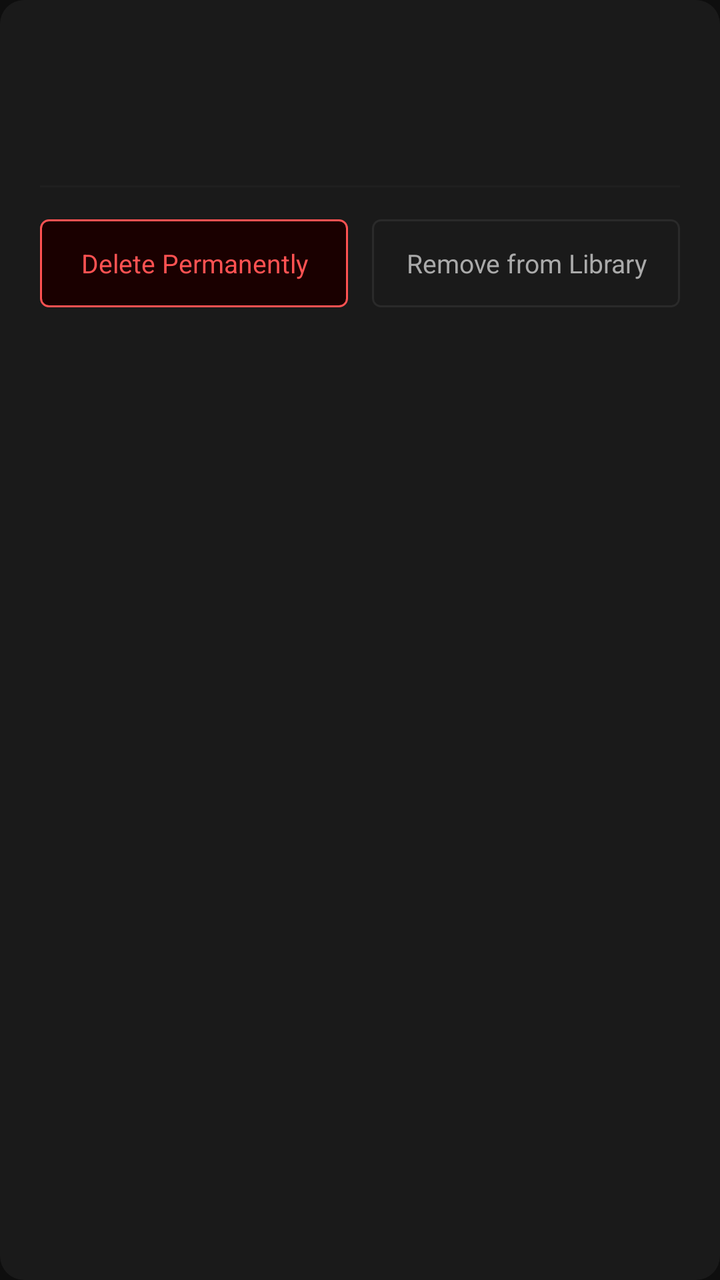
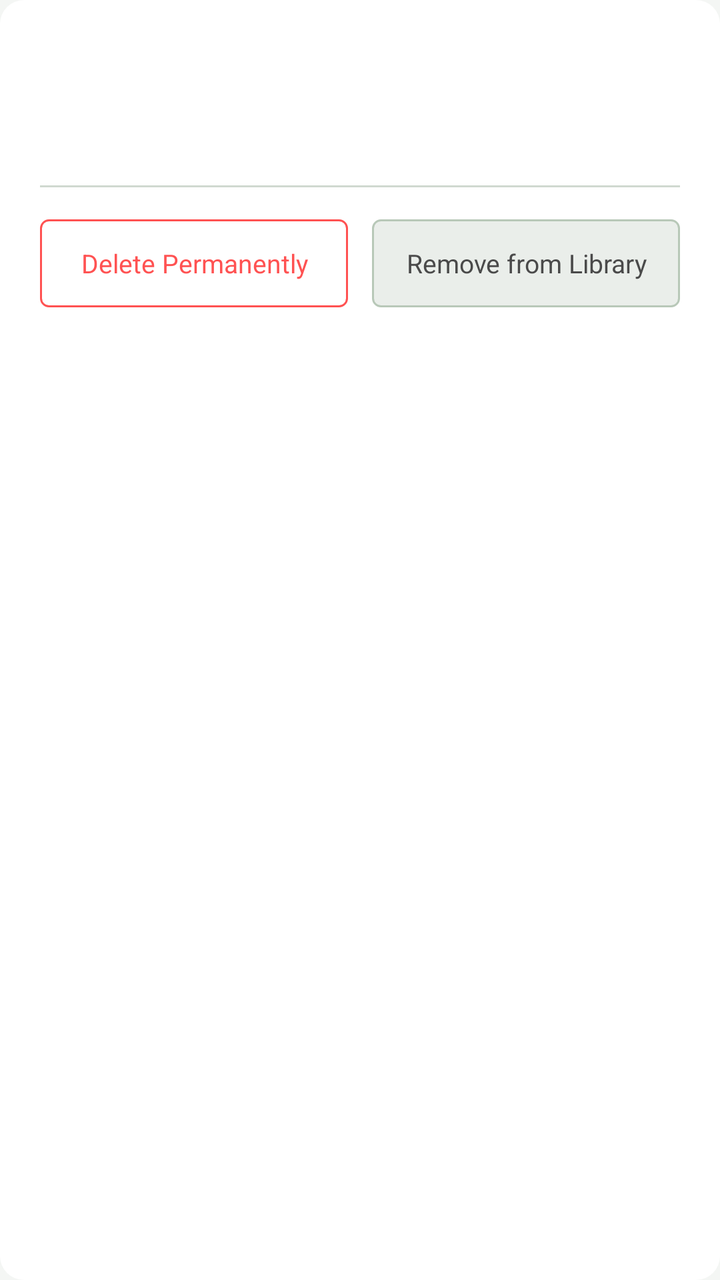

Two renders of the same Android screen: before a commit and after it. Below are the layout's source before the change and the commit's diff.
<!-- AndroidManifest.xml: application theme Theme.FontLens -->
<!-- res/layout/dialog_delete_font.xml -->
<?xml version="1.0" encoding="utf-8"?>
<LinearLayout
    xmlns:android="http://schemas.android.com/apk/res/android"
    android:layout_width="match_parent"
    android:layout_height="wrap_content"
    android:orientation="vertical"
    android:background="@drawable/bg_loading_dialog"
    android:paddingTop="24dp"
    android:paddingBottom="16dp"
    android:paddingStart="20dp"
    android:paddingEnd="20dp">

    
    <TextView
        android:id="@+id/tv_delete_font_name"
        android:layout_width="match_parent"
        android:layout_height="wrap_content"
        android:textColor="@color/accent"
        android:textSize="16sp"
        android:fontFamily="serif"
        android:maxLines="1"
        android:ellipsize="end"
        android:layout_marginBottom="6dp" />

    
    <TextView
        android:id="@+id/tv_delete_message"
        android:layout_width="match_parent"
        android:layout_height="wrap_content"
        android:textColor="@color/text_muted"
        android:textSize="13sp"
        android:layout_marginBottom="24dp" />

    
    <View
        android:layout_width="match_parent"
        android:layout_height="1dp"
        android:background="@color/divider"
        android:layout_marginBottom="16dp" />

    
    <LinearLayout
        android:layout_width="match_parent"
        android:layout_height="wrap_content"
        android:orientation="horizontal"
        android:gravity="center"
        android:weightSum="2">

        
        <TextView
            android:id="@+id/btn_delete_permanently"
            android:layout_width="0dp"
            android:layout_height="44dp"
            android:layout_weight="1"
            android:layout_marginEnd="6dp"
            android:gravity="center"
            android:text="Delete Permanently"
            android:textColor="#FF5252"
            android:textSize="13sp"
            android:background="@drawable/bg_delete_btn"
            android:clickable="true"
            android:focusable="true" />

        
        <TextView
            android:id="@+id/btn_remove_library"
            android:layout_width="0dp"
            android:layout_height="44dp"
            android:layout_weight="1"
            android:layout_marginStart="6dp"
            android:gravity="center"
            android:text="Remove from Library"
            android:textColor="@color/text_secondary"
            android:textSize="13sp"
            android:background="@drawable/bg_style_btn"
            android:clickable="true"
            android:focusable="true" />

    </LinearLayout>

</LinearLayout>
<!-- resources referenced by this layout -->
<resources>
  <color name="accent">#E8C547</color>
  <color name="divider">#1F1F1F</color>
  <color name="text_muted">#666666</color>
  <color name="text_secondary">#AAAAAA</color>
  <!-- drawable bg_delete_btn (drawable) -->
  <?xml version="1.0" encoding="utf-8"?>
  <shape xmlns:android="http://schemas.android.com/apk/res/android"
      android:shape="rectangle">
      <solid android:color="#1A0000" />
      <stroke android:width="1dp" android:color="#FF5252" />
      <corners android:radius="4dp" />
  </shape>
  <!-- drawable bg_loading_dialog (drawable) -->
  <?xml version="1.0" encoding="utf-8"?>
  <shape xmlns:android="http://schemas.android.com/apk/res/android"
      android:shape="rectangle">
      <solid android:color="#1A1A1A" />
      <corners android:radius="12dp" />
  </shape>
  <!-- drawable bg_style_btn (drawable) -->
  <?xml version="1.0" encoding="utf-8"?>
  <shape xmlns:android="http://schemas.android.com/apk/res/android" android:shape="rectangle">
      <solid android:color="#1A1A1A"/>
      <stroke android:width="1dp" android:color="#2A2A2A"/>
      <corners android:radius="4dp"/>
  </shape>
  <style name="Theme.FontLens" parent="Theme.MaterialComponents.DayNight.NoActionBar">
          <item name="colorPrimary">@color/accent</item>
          <item name="colorPrimaryVariant">@color/accent_dim</item>
          <item name="colorOnPrimary">@color/bg_primary</item>
          <item name="colorSecondary">@color/accent</item>
          <item name="colorSurface">@color/bg_surface</item>
          <item name="colorOnSurface">@color/text_primary</item>
          <item name="android:colorBackground">@color/bg_primary</item>
          <item name="android:windowBackground">@color/bg_primary</item>
          <item name="android:statusBarColor">@color/bg_sidebar</item>
          <item name="android:navigationBarColor">@color/bg_sidebar</item>
          <item name="android:textColorPrimary">@color/text_primary</item>
          <item name="android:textColorSecondary">@color/text_secondary</item>
          <item name="materialCardViewStyle">@style/CardStyle</item>
      </style>
  <color name="accent_dim">#1A1800</color>
  <color name="bg_primary">#0E0E0E</color>
  <color name="bg_surface">#141414</color>
  <color name="text_primary">#E0E0E0</color>
  <color name="bg_sidebar">#0A0A0A</color>
  <style name="CardStyle" parent="Widget.MaterialComponents.CardView">
          <item name="cardBackgroundColor">@color/bg_surface</item>
          <item name="cardCornerRadius">8dp</item>
          <item name="cardElevation">0dp</item>
          <item name="strokeColor">@color/divider</item>
          <item name="strokeWidth">1dp</item>
      </style>
</resources>

<!-- the commit's change to res/layout/dialog_delete_font.xml (unified diff, before → after) -->
@@ -15,7 +15,7 @@
         android:id="@+id/tv_delete_font_name"
         android:layout_width="match_parent"
         android:layout_height="wrap_content"
-        android:textColor="@color/accent"
+        android:textColor="?attr/accentColor"
         android:textSize="16sp"
         android:fontFamily="serif"
         android:maxLines="1"
@@ -27,7 +27,7 @@
         android:id="@+id/tv_delete_message"
         android:layout_width="match_parent"
         android:layout_height="wrap_content"
-        android:textColor="@color/text_muted"
+        android:textColor="?attr/textMuted"
         android:textSize="13sp"
         android:layout_marginBottom="24dp" />
 
@@ -35,7 +35,7 @@
     <View
         android:layout_width="match_parent"
         android:layout_height="1dp"
-        android:background="@color/divider"
+        android:background="?attr/dividerColor"
         android:layout_marginBottom="16dp" />
 
     
@@ -70,7 +70,7 @@
             android:layout_marginStart="6dp"
             android:gravity="center"
             android:text="Remove from Library"
-            android:textColor="@color/text_secondary"
+            android:textColor="?attr/textSecondary"
             android:textSize="13sp"
             android:background="@drawable/bg_style_btn"
             android:clickable="true"
<!-- resource entries referenced after the edit -->
@@ -1,57 +1,62 @@
 <!-- resources referenced by this layout -->
 <resources>
-  <color name="accent">#E8C547</color>
-  <color name="divider">#1F1F1F</color>
-  <color name="text_muted">#666666</color>
-  <color name="text_secondary">#AAAAAA</color>
   <!-- drawable bg_delete_btn (drawable) -->
   <?xml version="1.0" encoding="utf-8"?>
-  <shape xmlns:android="http://schemas.android.com/apk/res/android"
-      android:shape="rectangle">
-      <solid android:color="#1A0000" />
-      <stroke android:width="1dp" android:color="#FF5252" />
-      <corners android:radius="4dp" />
+  <shape xmlns:android="http://schemas.android.com/apk/res/android" android:shape="rectangle">
+      <solid android:color="?attr/bgSurface"/>
+      <stroke android:width="1dp" android:color="#FF5252"/>
+      <corners android:radius="4dp"/>
   </shape>
   <!-- drawable bg_loading_dialog (drawable) -->
   <?xml version="1.0" encoding="utf-8"?>
-  <shape xmlns:android="http://schemas.android.com/apk/res/android"
-      android:shape="rectangle">
-      <solid android:color="#1A1A1A" />
-      <corners android:radius="12dp" />
+  <shape xmlns:android="http://schemas.android.com/apk/res/android" android:shape="rectangle">
+      <solid android:color="?attr/bgSurface"/>
+      <corners android:radius="12dp"/>
   </shape>
   <!-- drawable bg_style_btn (drawable) -->
   <?xml version="1.0" encoding="utf-8"?>
   <shape xmlns:android="http://schemas.android.com/apk/res/android" android:shape="rectangle">
-      <solid android:color="#1A1A1A"/>
-      <stroke android:width="1dp" android:color="#2A2A2A"/>
+      <solid android:color="?attr/bgElevated"/>
+      <stroke android:width="1dp" android:color="?attr/borderColor"/>
       <corners android:radius="4dp"/>
   </shape>
-  <style name="Theme.FontLens" parent="Theme.MaterialComponents.DayNight.NoActionBar">
-          <item name="colorPrimary">@color/accent</item>
-          <item name="colorPrimaryVariant">@color/accent_dim</item>
-          <item name="colorOnPrimary">@color/bg_primary</item>
-          <item name="colorSecondary">@color/accent</item>
-          <item name="colorSurface">@color/bg_surface</item>
-          <item name="colorOnSurface">@color/text_primary</item>
-          <item name="android:colorBackground">@color/bg_primary</item>
-          <item name="android:windowBackground">@color/bg_primary</item>
-          <item name="android:statusBarColor">@color/bg_sidebar</item>
-          <item name="android:navigationBarColor">@color/bg_sidebar</item>
-          <item name="android:textColorPrimary">@color/text_primary</item>
-          <item name="android:textColorSecondary">@color/text_secondary</item>
-          <item name="materialCardViewStyle">@style/CardStyle</item>
+  <style name="Theme.FontLens" parent="Theme.FontLens.Green.Light" />
+  <style name="Theme.FontLens.Green.Light" parent="Theme.MaterialComponents.Light.NoActionBar">
+          <item name="colorPrimary">@color/green_light_accent</item>
+          <item name="colorPrimaryVariant">@color/green_light_accent_dim</item>
+          <item name="colorOnPrimary">#FFFFFF</item>
+          <item name="colorSecondary">@color/green_light_accent</item>
+          <item name="colorSurface">@color/green_light_bg_surface</item>
+          <item name="colorOnSurface">@color/green_light_text_primary</item>
+          <item name="android:colorBackground">@color/green_light_bg_primary</item>
+          <item name="android:windowBackground">@color/green_light_bg_primary</item>
+          <item name="android:statusBarColor">@color/green_light_bg_sidebar</item>
+          <item name="android:navigationBarColor">@color/green_light_bg_sidebar</item>
+          <item name="android:textColorPrimary">@color/green_light_text_primary</item>
+          <item name="android:textColorSecondary">@color/green_light_text_secondary</item>
+          
+          <item name="bgPrimary">@color/green_light_bg_primary</item>
+          <item name="bgSurface">@color/green_light_bg_surface</item>
+          <item name="bgElevated">@color/green_light_bg_elevated</item>
+          <item name="bgSidebar">@color/green_light_bg_sidebar</item>
+          <item name="accentColor">@color/green_light_accent</item>
+          <item name="accentDim">@color/green_light_accent_dim</item>
+          <item name="textPrimary">@color/green_light_text_primary</item>
+          <item name="textSecondary">@color/green_light_text_secondary</item>
+          <item name="textMuted">@color/green_light_text_muted</item>
+          <item name="dividerColor">@color/green_light_divider</item>
+          <item name="borderColor">@color/green_light_border</item>
       </style>
-  <color name="accent_dim">#1A1800</color>
-  <color name="bg_primary">#0E0E0E</color>
-  <color name="bg_surface">#141414</color>
-  <color name="text_primary">#E0E0E0</color>
-  <color name="bg_sidebar">#0A0A0A</color>
-  <style name="CardStyle" parent="Widget.MaterialComponents.CardView">
-          <item name="cardBackgroundColor">@color/bg_surface</item>
-          <item name="cardCornerRadius">8dp</item>
-          <item name="cardElevation">0dp</item>
-          <item name="strokeColor">@color/divider</item>
-          <item name="strokeWidth">1dp</item>
-      </style>
+  <color name="green_light_accent">#2E7D32</color>
+  <color name="green_light_accent_dim">#C8E6C9</color>
+  <color name="green_light_bg_surface">#FFFFFF</color>
+  <color name="green_light_text_primary">#1B1B1B</color>
+  <color name="green_light_bg_primary">#F4F6F4</color>
+  <color name="green_light_bg_sidebar">#DDE5DD</color>
+  <color name="green_light_text_secondary">#4A4A4A</color>
+  <color name="green_light_bg_elevated">#EAEEEA</color>
+  <color name="green_light_text_muted">#888888</color>
+  <color name="green_light_divider">#D0D9D0</color>
+  <color name="green_light_border">#B8C8B8</color>
 </resources>
 
